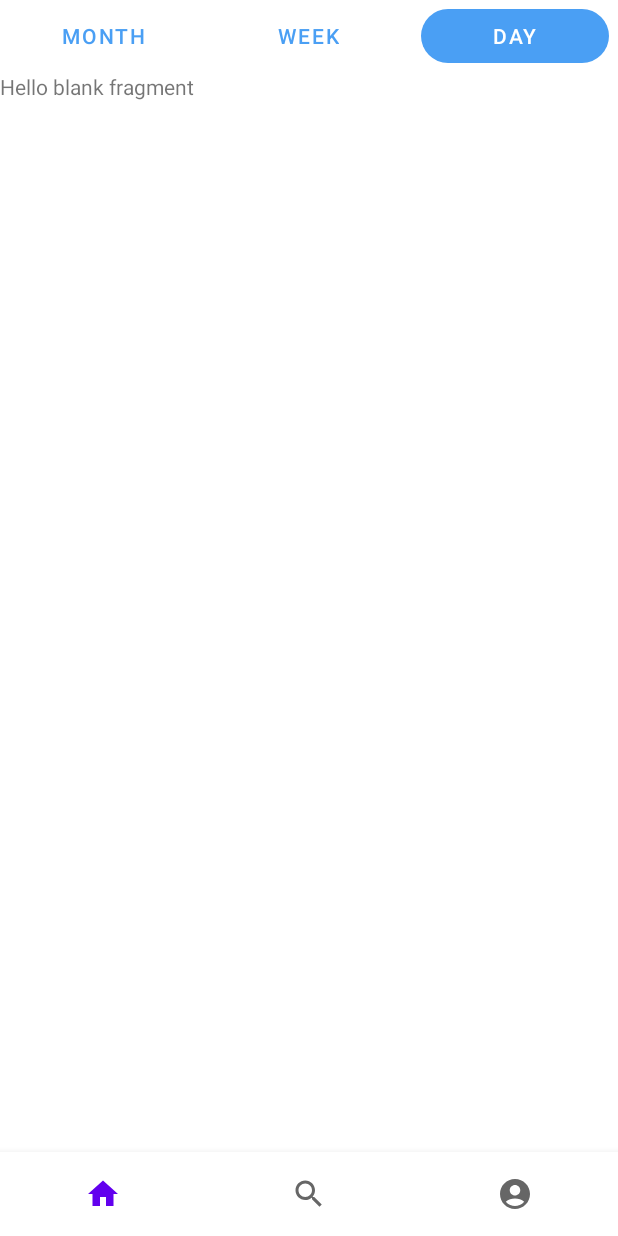
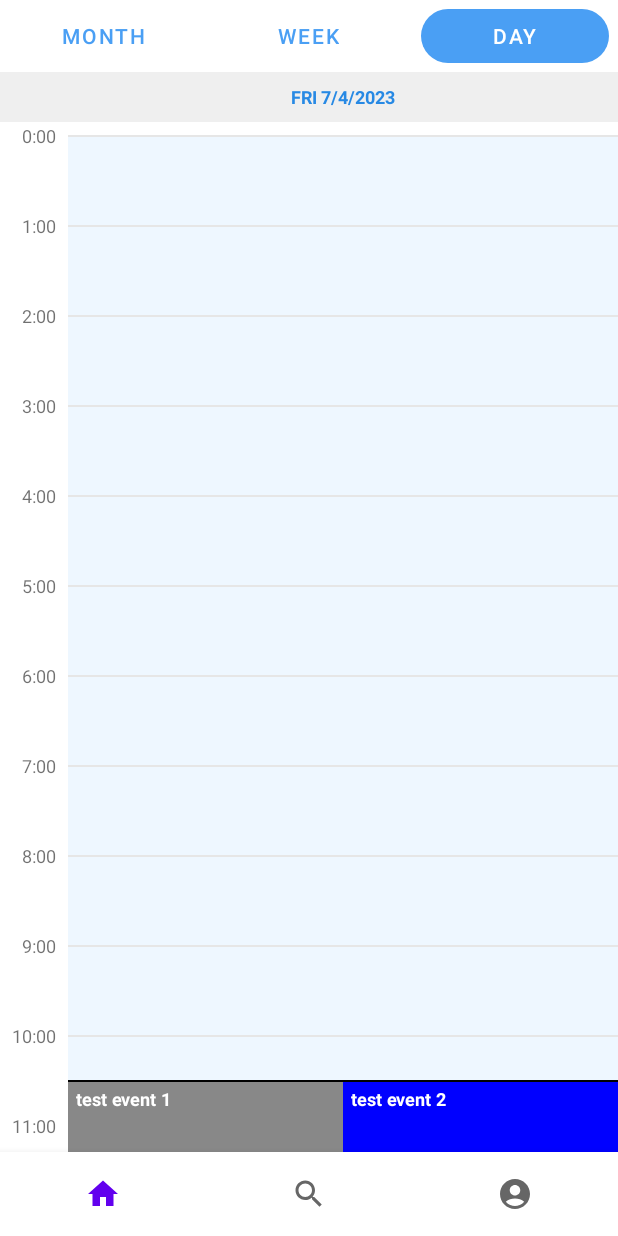
Before and after one commit to dinhquangvinhdev/BookingEvent, an Android app: the screen it shows after launch once a user with an empty profile is signed in (MainActivity), tab 3 chosen, on a phone screen of 412 x 824 dp. Run offline under Robolectric (Android 15) with nearby library versions, the phone set to English and light mode, and no system bars; our stand-ins replace Firebase (no records; nobody signed in at launch, a user with empty details on screens opened directly); libraries missing offline, so code that uses them is left out: com.kizitonwose.calendar; 5 statements that could not run were skipped.

```diff
--- a/app/src/main/res/layout/fragment_dashboard_day.xml
+++ b/app/src/main/res/layout/fragment_dashboard_day.xml
@@ -1,14 +1,31 @@
 <?xml version="1.0" encoding="utf-8"?>
-<FrameLayout xmlns:android="http://schemas.android.com/apk/res/android"
+<LinearLayout xmlns:android="http://schemas.android.com/apk/res/android"
+    xmlns:app="http://schemas.android.com/apk/res-auto"
     xmlns:tools="http://schemas.android.com/tools"
     android:layout_width="match_parent"
     android:layout_height="match_parent"
+    android:orientation="vertical"
     tools:context=".view.fragment.DashboardDayFragment">
 
-    <!-- TODO: Update blank fragment layout -->
-    <TextView
+    <com.alamkanak.weekview.WeekView
+        android:id="@+id/dayView"
         android:layout_width="match_parent"
         android:layout_height="match_parent"
-        android:text="@string/hello_blank_fragment" />
+        app:eventTextColor="@color/white"
+        app:textSize="12sp"
+        app:hourHeight="60dp"
+        app:headerColumnPadding="8dp"
+        app:headerColumnTextColor="#8f000000"
+        app:headerRowPadding="12dp"
+        app:columnGap="8dp"
+        app:noOfVisibleDays="1"
+        app:headerRowBackgroundColor="#ffefefef"
+        app:dayBackgroundColor="#05000000"
+        app:todayBackgroundColor="#1848adff"
+        app:headerColumnBackground="#ffffffff"
+        app:showNowLine="true"
+        app:nowLineColor="@color/black"
+        app:nowLineThickness="1dp"/>
 
-</FrameLayout>
+
+</LinearLayout>
--- a/library/src/main/java/com/alamkanak/weekview/WeekView.java
+++ b/library/src/main/java/com/alamkanak/weekview/WeekView.java
@@ -20,6 +20,7 @@ import android.text.format.DateFormat;
 import android.text.format.DateUtils;
 import android.text.style.StyleSpan;
 import android.util.AttributeSet;
+import android.util.Log;
 import android.util.TypedValue;
 import android.view.GestureDetector;
 import android.view.HapticFeedbackConstants;
```
Also changed, not shown: app/src/main/java/com/vdev/bookingevent/view/fragment/DashboardDayFragment.java (+103 -1 lines).
